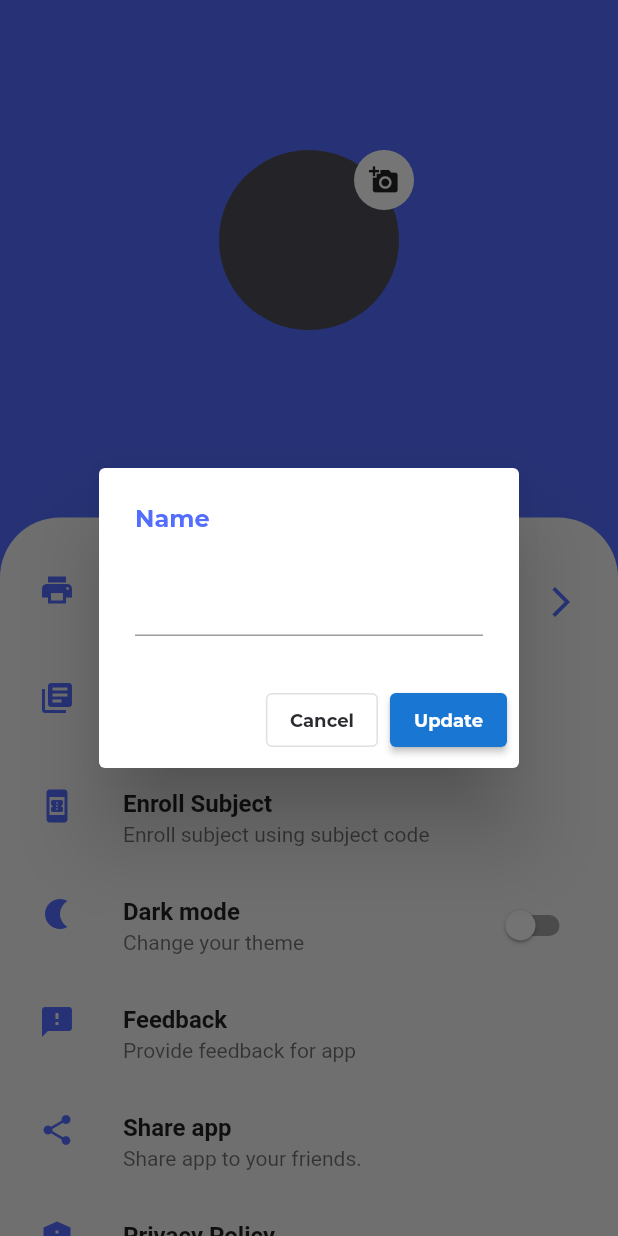
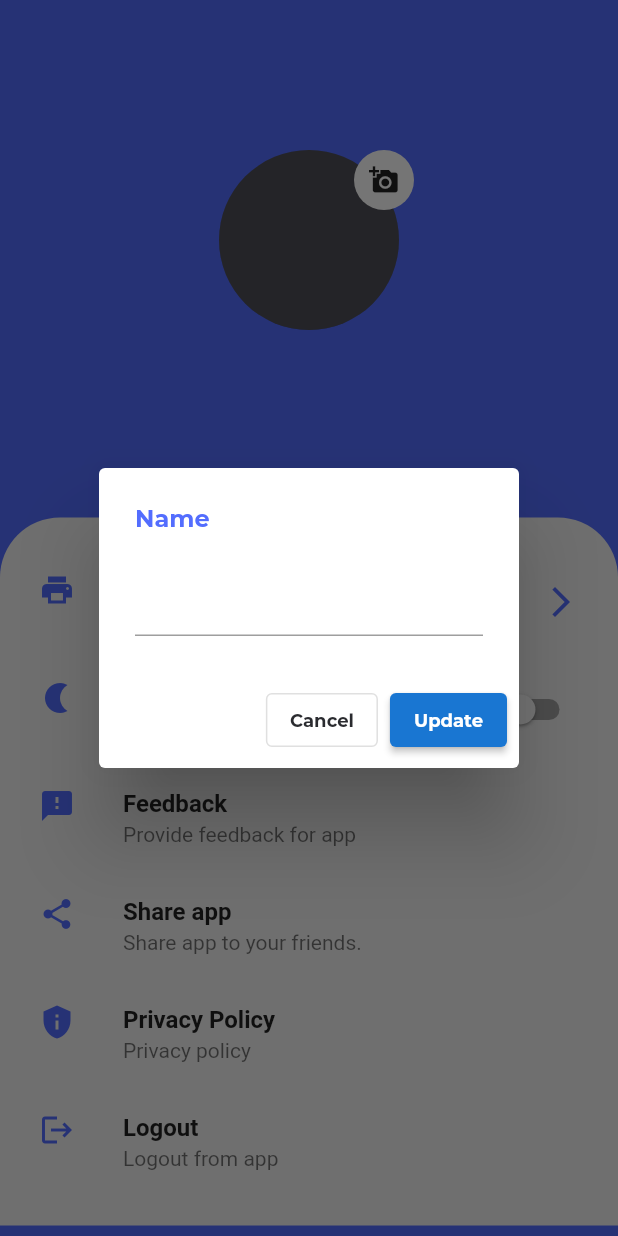
Before and after one commit to CrestNiraj12/prashna_app, a Flutter app: the ProfileScreen screen opened directly, after a tap on "Edit Profile", on a phone screen of 412 x 824 dp. Run offline on Flutter 3.47's test engine with Material 2 defaults, Android fonts, the phone set to English and light mode, and no system bars; our stand-ins replace auto_size_text, device_info, dio, firebase_auth, firebase_core, flutter_spinkit and 10 more; missing offline and left inert: duration, flutter_tex; accounts and stored records are empty; network calls fail; project files that could hold a hidden picture were left out.

Commit message:
major updates

```diff
--- a/lib/screens/discover_screen/discover_screen.dart
+++ b/lib/screens/discover_screen/discover_screen.dart
@@ -94,7 +94,8 @@ class _DiscoverScreenState extends State<DiscoverScreen> {
     return Scaffold(
         appBar: AppBar(
           centerTitle: true,
-          title: Text("Discover feed", style: style.copyWith(fontSize: 16)),
+          title: Text("Prashna (Old is Gold)",
+              style: style.copyWith(fontSize: 16)),
           backgroundColor: PRIMARY_BLUE,
           elevation: 0,
           actions: [
@@ -129,7 +130,7 @@ class _DiscoverScreenState extends State<DiscoverScreen> {
             width: MediaQuery.of(context).size.width,
             child: _loading
                 ? SizedBox(
-                    height: MediaQuery.of(context).size.height,
+                    height: MediaQuery.of(context).size.height - 100,
                     child: const Center(
                         child: CircularProgressIndicator(
                       color: PRIMARY_BLUE,
--- a/lib/screens/profile_screen/profile_screen.dart
+++ b/lib/screens/profile_screen/profile_screen.dart
@@ -495,8 +495,8 @@ class _ProfileScreenState extends State<ProfileScreen> {
     void _shareApp() {
       final box = context.findRenderObject() as RenderBox?;
       Share.share(
-          "Download Study Pill now from: https://play.google.com/store/apps/details?id=com.bijay.studypill",
-          subject: "Download Study Pill App",
+          "Download Prashna (Old is Gold) now from: https://play.google.com/store/apps/details?id=com.bijay.prashna_app",
+          subject: "Download Prashna (Old is Gold) App",
           sharePositionOrigin: box!.localToGlobal(Offset.zero) & box.size);
     }
 
@@ -639,30 +639,6 @@ class _ProfileScreenState extends State<ProfileScreen> {
                               onTap: _editProfileDialog,
                             ),
                             ListTile(
-                              title: const Text("Enroll Course",
-                                  style:
-                                      TextStyle(fontWeight: FontWeight.bold)),
-                              subtitle:
-                                  const Text("Enroll course using course code"),
-                              leading: const Icon(
-                                Icons.library_books,
-                                color: PRIMARY_BLUE,
-                              ),
-                              onTap: _courseDialog,
-                            ),
-                            ListTile(
-                              title: const Text("Enroll Subject",
-                                  style:
-                                      TextStyle(fontWeight: FontWeight.bold)),
-                              subtitle: const Text(
-                                  "Enroll subject using subject code"),
-                              leading: const Icon(
-                                Icons.book_online,
-                                color: PRIMARY_BLUE,
-                              ),
-                              onTap: _subjectDialog,
-                            ),
-                            ListTile(
                               title: const Text(
                                 "Dark mode",
                                 style: TextStyle(fontWeight: FontWeight.bold),
```
Also changed, not shown: 1 other file.
